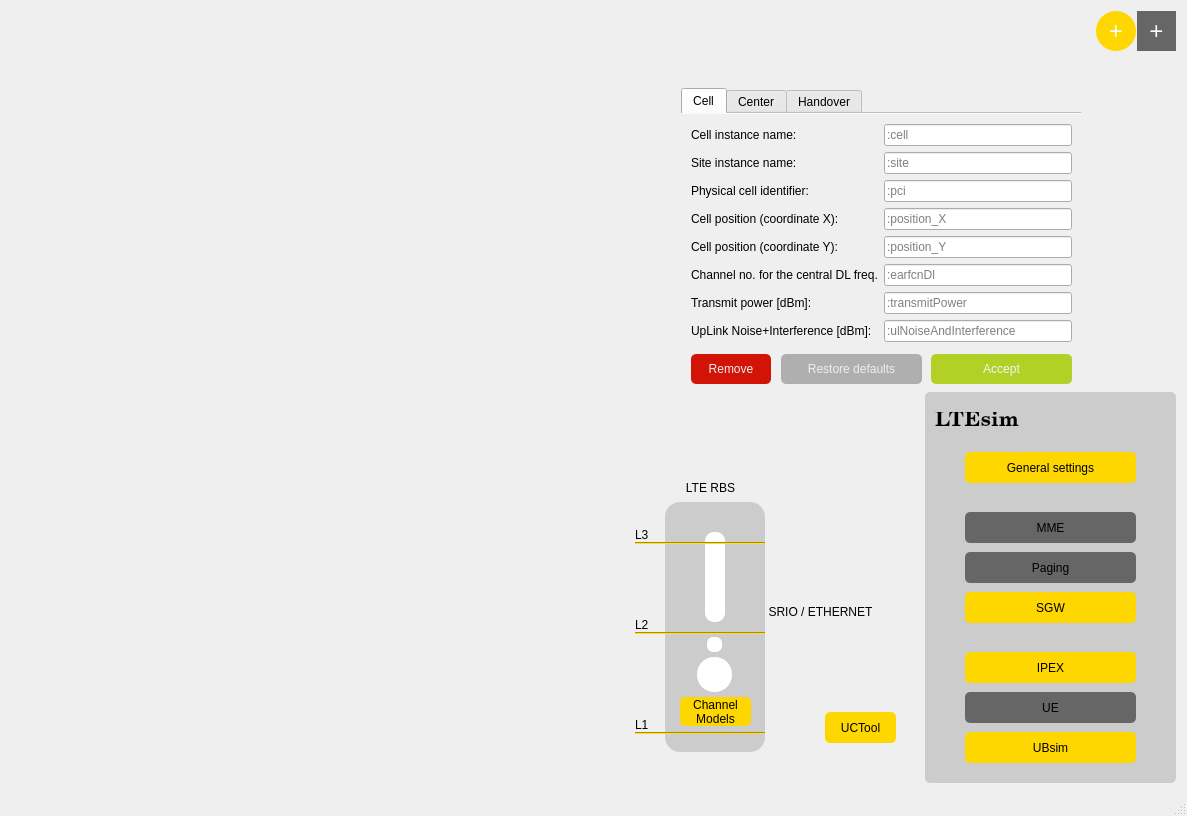
Qt form LTEsimGeneratorGUI/Ui/Windows/newmapwindow.ui (moniss23/junit4) before a commit.
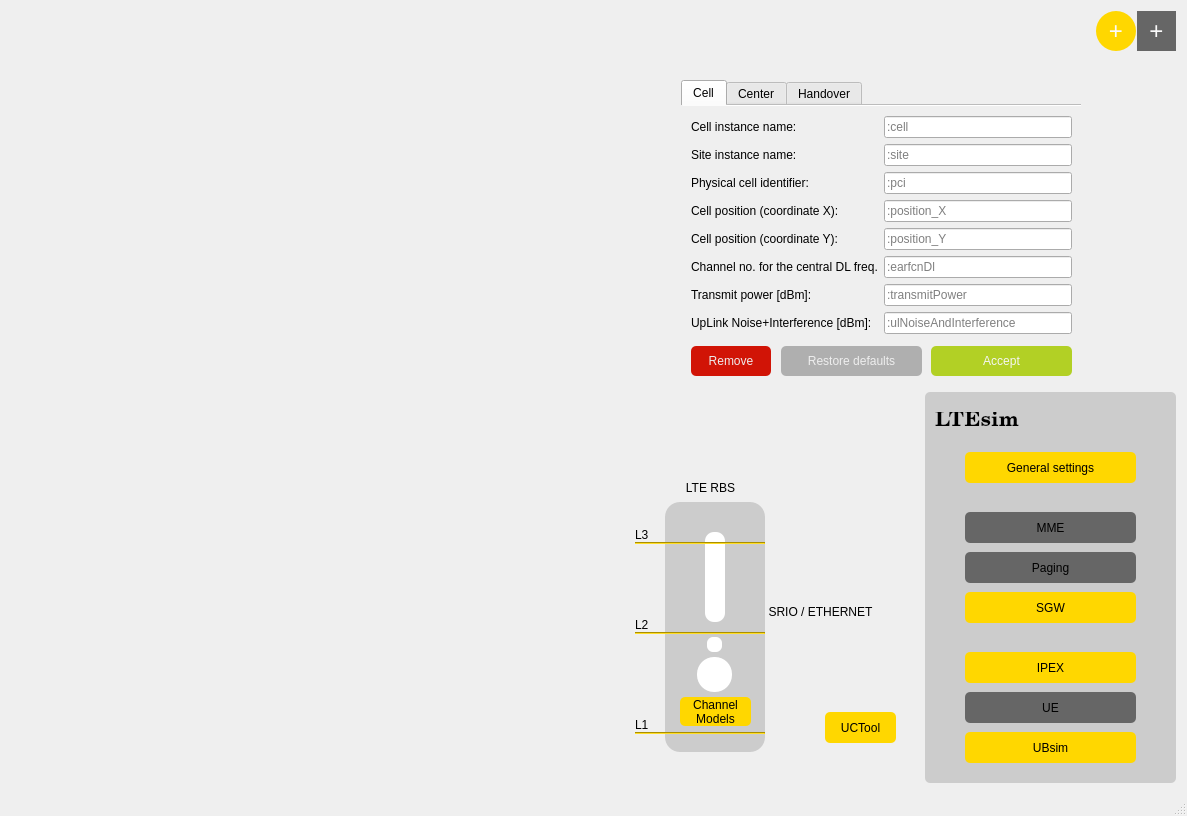
The same form after that commit. The open tabs and pages were chosen to show the change. Icons and pictures are not drawn.

Commit message: FIXED Tabs in NeMapWindow should look better

The edit to the form file:
```diff
--- a/LTEsimGeneratorGUI/Ui/Windows/newmapwindow.ui
+++ b/LTEsimGeneratorGUI/Ui/Windows/newmapwindow.ui
@@ -158,6 +158,9 @@
         <property name="orientation">
          <enum>Qt::Vertical</enum>
         </property>
+        <property name="sizeType">
+         <enum>QSizePolicy::Expanding</enum>
+        </property>
         <property name="sizeHint" stdset="0">
          <size>
           <width>20</width>
@@ -1054,6 +1057,22 @@
         </item>
        </layout>
       </item>
+      <item>
+       <spacer name="verticalSpacer_2">
+        <property name="orientation">
+         <enum>Qt::Vertical</enum>
+        </property>
+        <property name="sizeType">
+         <enum>QSizePolicy::Fixed</enum>
+        </property>
+        <property name="sizeHint" stdset="0">
+         <size>
+          <width>20</width>
+          <height>8</height>
+         </size>
+        </property>
+       </spacer>
+      </item>
       <item>
        <layout class="QHBoxLayout" name="horizontalLayout_4">
         <property name="spacing">
```
Left out of the diff: 2 changed lines with no effect on the pictures.
